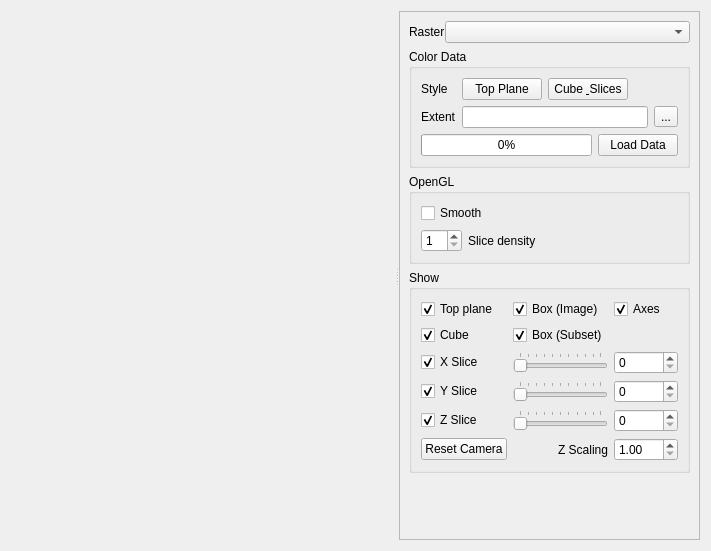
Above: enmapbox/coreapps/imagecubeapp/imagecube.ui from jakimowb/enmapbox_testmigration2 before the change. Below: the same form after it.
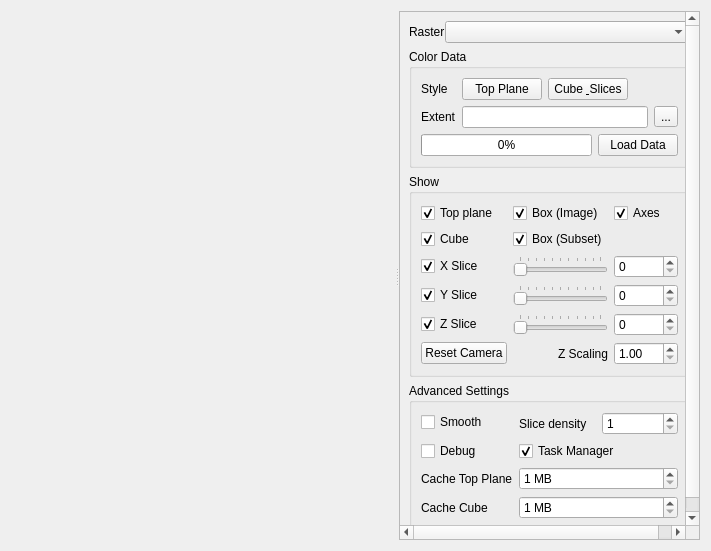
That is the form after the change. Custom widgets are drawn as their Qt base class.

Commit message: ImageCube: fixed visualization of subsets, refactored GUI, added debug options

What changed in the file:
```diff
--- a/enmapbox/coreapps/imagecubeapp/imagecube.ui
+++ b/enmapbox/coreapps/imagecubeapp/imagecube.ui
@@ -42,8 +42,8 @@
         <rect>
          <x>0</x>
          <y>0</y>
-         <width>268</width>
-         <height>514</height>
+         <width>280</width>
+         <height>531</height>
         </rect>
        </property>
        <layout class="QVBoxLayout" name="verticalLayout_2">
@@ -194,45 +194,6 @@
           </layout>
          </widget>
         </item>
-        <item>
-         <widget class="QgsCollapsibleGroupBox" name="gbOpenGLOptions">
-          <property name="minimumSize">
-           <size>
-            <width>0</width>
-            <height>0</height>
-           </size>
-          </property>
-          <property name="title">
-           <string>OpenGL</string>
-          </property>
-          <layout class="QFormLayout" name="formLayout_2">
-           <item row="1" column="0" colspan="2">
-            <widget class="QCheckBox" name="cbSmooth">
-             <property name="text">
-              <string>Smooth</string>
-             </property>
-            </widget>
-           </item>
-           <item row="2" column="0">
-            <widget class="QSpinBox" name="sbSliceDensity">
-             <property name="minimum">
-              <number>1</number>
-             </property>
-             <property name="maximum">
-              <number>50</number>
-             </property>
-            </widget>
-           </item>
-           <item row="2" column="1">
-            <widget class="QLabel" name="label_4">
-             <property name="text">
-              <string>Slice density</string>
-             </property>
-            </widget>
-           </item>
-          </layout>
-         </widget>
-        </item>
         <item>
          <widget class="QgsCollapsibleGroupBox" name="gbPlotting">
           <property name="minimumSize">
@@ -421,6 +382,127 @@
           </layout>
          </widget>
         </item>
+        <item>
+         <widget class="QgsCollapsibleGroupBox" name="gbOpenGLOptions">
+          <property name="minimumSize">
+           <size>
+            <width>0</width>
+            <height>0</height>
+           </size>
+          </property>
+          <property name="title">
+           <string>Advanced Settings</string>
+          </property>
+          <layout class="QFormLayout" name="formLayout_2">
+           <item row="0" column="0">
+            <widget class="QCheckBox" name="cbSmooth">
+             <property name="text">
+              <string>Smooth</string>
+             </property>
+            </widget>
+           </item>
+           <item row="2" column="0">
+            <widget class="QCheckBox" name="cbDebug">
+             <property name="toolTip">
+              <string>Shows additional info on the camera position</string>
+             </property>
+             <property name="text">
+              <string>Debug</string>
+             </property>
+             <property name="checked">
+              <bool>false</bool>
+             </property>
+            </widget>
+           </item>
+           <item row="3" column="1">
+            <widget class="QSpinBox" name="sbCacheTopPlane">
+             <property name="suffix">
+              <string> MB</string>
+             </property>
+             <property name="prefix">
+              <string/>
+             </property>
+             <property name="minimum">
+              <number>1</number>
+             </property>
+             <property name="maximum">
+              <number>50</number>
+             </property>
+            </widget>
+           </item>
+           <item row="0" column="1">
+            <layout class="QHBoxLayout" name="horizontalLayout_5">
+             <property name="topMargin">
+              <number>0</number>
+             </property>
+             <property name="rightMargin">
+              <number>0</number>
+             </property>
+             <item>
+              <widget class="QLabel" name="label_4">
+               <property name="text">
+                <string>Slice density</string>
+               </property>
+              </widget>
+             </item>
+             <item>
+              <widget class="QSpinBox" name="sbSliceDensity">
+               <property name="minimum">
+                <number>1</number>
+               </property>
+               <property name="maximum">
+                <number>50</number>
+               </property>
+              </widget>
+             </item>
+            </layout>
+           </item>
+           <item row="2" column="1">
+            <widget class="QCheckBox" name="cbUseTaskManager">
+             <property name="toolTip">
+              <string>Image data will be loaded in a background task, using the QGIS Task Manager.</string>
+             </property>
+             <property name="text">
+              <string>Task Manager</string>
+             </property>
+             <property name="checked">
+              <bool>true</bool>
+             </property>
+            </widget>
+           </item>
+           <item row="3" column="0">
+            <widget class="QLabel" name="label_6">
+             <property name="text">
+              <string>Cache Top Plane</string>
+             </property>
+            </widget>
+           </item>
+           <item row="4" column="0">
+            <widget class="QLabel" name="label_7">
+             <property name="text">
+              <string>Cache Cube</string>
+             </property>
+            </widget>
+           </item>
+           <item row="4" column="1">
+            <widget class="QSpinBox" name="sbCacheCube">
+             <property name="suffix">
+              <string> MB</string>
+             </property>
+             <property name="prefix">
+              <string/>
+             </property>
+             <property name="minimum">
+              <number>1</number>
+             </property>
+             <property name="maximum">
+              <number>50</number>
+             </property>
+            </widget>
+           </item>
+          </layout>
+         </widget>
+        </item>
         <item>
          <spacer name="verticalSpacer">
           <property name="orientation">
```
The commit also changes 2 other files.
